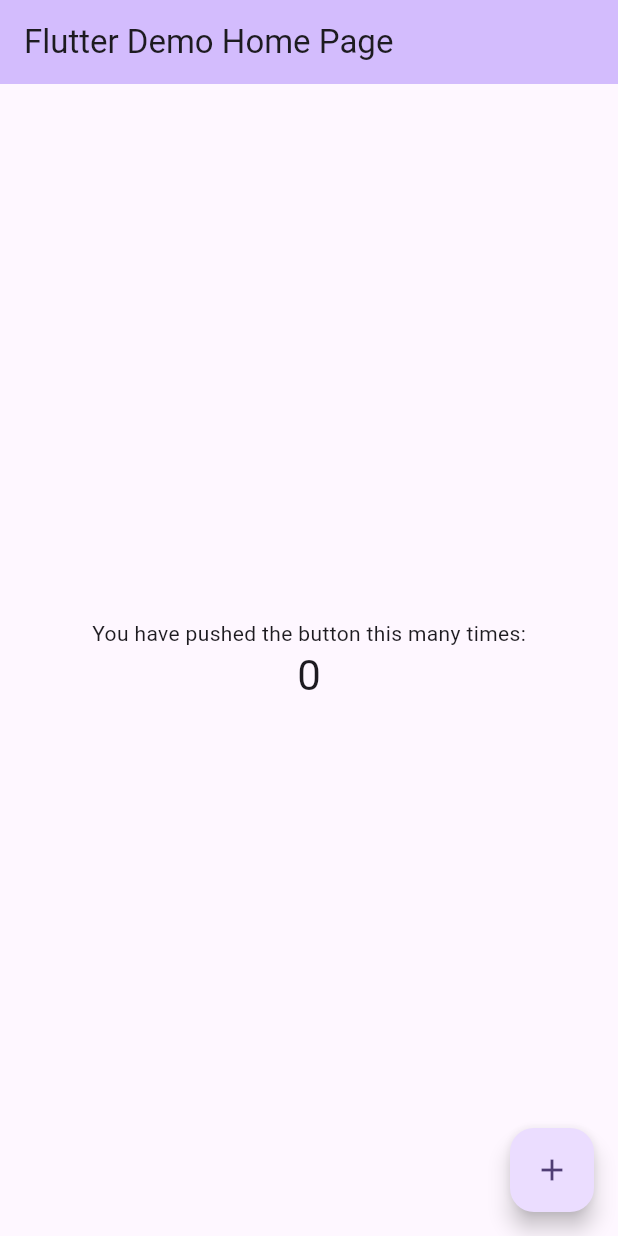
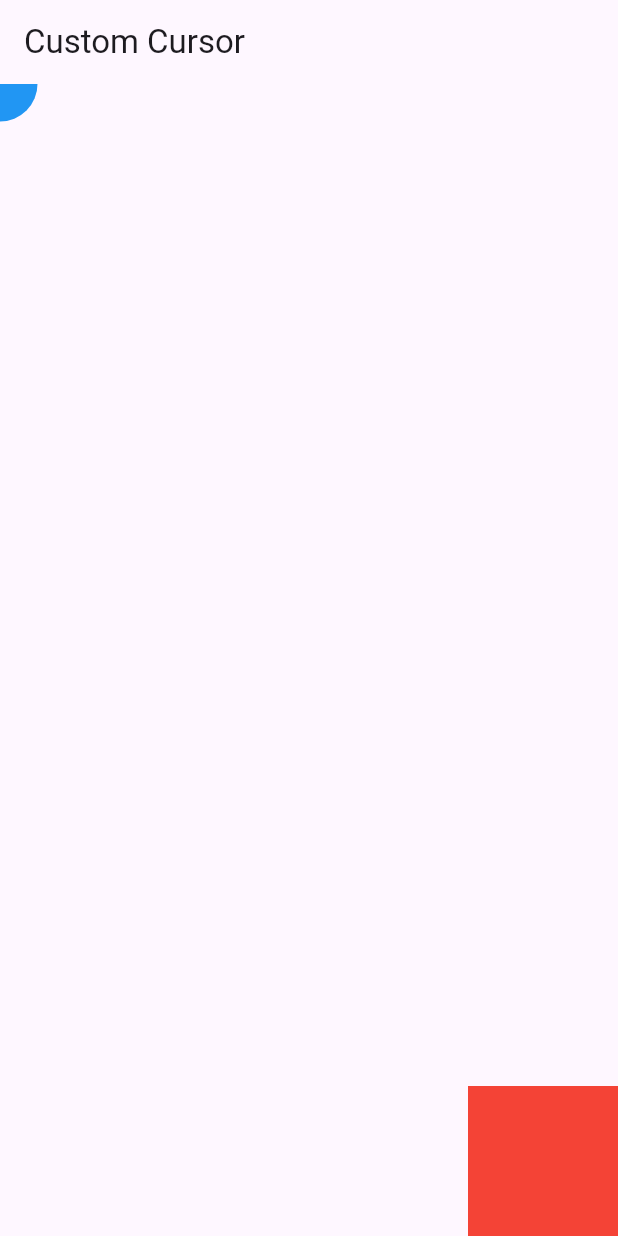
Before and after one commit to twhc20/one_handed_cursor, a Flutter app: the screen it shows after launch, on a phone screen of 412 x 824 dp. Run offline on Flutter 3.47's test engine with Material 3 defaults, Android fonts, the phone set to English and light mode, and no system bars.

Commit message:
Initial Cursor

```diff
--- a/lib/main.dart
+++ b/lib/main.dart
@@ -1,125 +1,85 @@
 import 'package:flutter/material.dart';
 
 void main() {
-  runApp(const MyApp());
+  runApp(MyApp());
 }
 
-class MyApp extends StatelessWidget {
-  const MyApp({super.key});
+class CustomCursorWidget extends StatefulWidget {
+  @override
+  _CustomCursorWidgetState createState() => _CustomCursorWidgetState();
+}
 
-  // This widget is the root of your application.
+class _CustomCursorWidgetState extends State<CustomCursorWidget> {
+  double cursorX = 0.0;
+  double cursorY = 0.0;
+
+  double boxWidth = 100.0;
+  double boxHeight = 100.0;
+
   @override
   Widget build(BuildContext context) {
-    return MaterialApp(
-      title: 'Flutter Demo',
-      theme: ThemeData(
-        // This is the theme of your application.
-        //
-        // TRY THIS: Try running your application with "flutter run". You'll see
-        // the application has a purple toolbar. Then, without quitting the app,
-        // try changing the seedColor in the colorScheme below to Colors.green
-        // and then invoke "hot reload" (save your changes or press the "hot
-        // reload" button in a Flutter-supported IDE, or press "r" if you used
-        // the command line to start the app).
-        //
-        // Notice that the counter didn't reset back to zero; the application
-        // state is not lost during the reload. To reset the state, use hot
-        // restart instead.
-        //
-        // This works for code too, not just values: Most code changes can be
-        // tested with just a hot reload.
-        colorScheme: ColorScheme.fromSeed(seedColor: Colors.deepPurple),
-        useMaterial3: true,
+    return GestureDetector(
+      onPanUpdate: (details) {
+        double newX = cursorX + details.delta.dx;
+        double newY = cursorY + details.delta.dy;
+
+        // Ensure cursor stays within the rectangular box
+        if (newX >= 0 && newX <= MediaQuery.of(context).size.width - boxWidth) {
+          cursorX = newX;
+        }
+
+        if (newY >= 0 && newY <= MediaQuery.of(context).size.height - boxHeight) {
+          cursorY = newY;
+        }
+
+        setState(() {});
+      },
+      child: Scaffold(
+        body: Stack(
+          children: [
+            // Your background content goes here
+
+            // Rectangular box
+            Positioned(
+              bottom: 0,
+              right: 0,
+              child: Container(
+                width: boxWidth,
+                height: boxHeight,
+                color: Colors.red,
+              ),
+            ),
+
+            // Custom cursor
+            Positioned(
+              left: cursorX - 25,
+              top: cursorY - 25,
+              child: Container(
+                width: 50,
+                height: 50,
+                decoration: BoxDecoration(
+                  color: Colors.blue,
+                  shape: BoxShape.circle,
+                ),
+              ),
+            ),
+          ],
+        ),
       ),
-      home: const MyHomePage(title: 'Flutter Demo Home Page'),
     );
   }
 }
 
-class MyHomePage extends StatefulWidget {
-  const MyHomePage({super.key, required this.title});
-
-  // This widget is the home page of your application. It is stateful, meaning
-  // that it has a State object (defined below) that contains fields that affect
-  // how it looks.
-
-  // This class is the configuration for the state. It holds the values (in this
-  // case the title) provided by the parent (in this case the App widget) and
-  // used by the build method of the State. Fields in a Widget subclass are
-  // always marked "final".
-
-  final String title;
-
-  @override
-  State<MyHomePage> createState() => _MyHomePageState();
-}
-
-class _MyHomePageState extends State<MyHomePage> {
-  int _counter = 0;
-
-  void _incrementCounter() {
-    setState(() {
-      // This call to setState tells the Flutter framework that something has
-      // changed in this State, which causes it to rerun the build method below
-      // so that the display can reflect the updated values. If we changed
-      // _counter without calling setState(), then the build method would not be
-      // called again, and so nothing would appear to happen.
-      _counter++;
-    });
-  }
-
+class MyApp extends StatelessWidget {
   @override
   Widget build(BuildContext context) {
-    // This method is rerun every time setState is called, for instance as done
-    // by the _incrementCounter method above.
-    //
-    // The Flutter framework has been optimized to make rerunning build methods
-    // fast, so that you can just rebuild anything that needs updating rather
-    // than having to individually change instances of widgets.
-    return Scaffold(
-      appBar: AppBar(
-        // TRY THIS: Try changing the color here to a specific color (to
-        // Colors.amber, perhaps?) and trigger a hot reload to see the AppBar
-        // change color while the other colors stay the same.
-        backgroundColor: Theme.of(context).colorScheme.inversePrimary,
-        // Here we take the value from the MyHomePage object that was created by
-        // the App.build method, and use it to set our appbar title.
-        title: Text(widget.title),
+    return MaterialApp(
+      home: Scaffold(
+        appBar: AppBar(
+          title: Text('Custom Cursor'),
+        ),
+        body: CustomCursorWidget(),
       ),
-      body: Center(
-        // Center is a layout widget. It takes a single child and positions it
-        // in the middle of the parent.
-        child: Column(
-          // Column is also a layout widget. It takes a list of children and
-          // arranges them vertically. By default, it sizes itself to fit its
-          // children horizontally, and tries to be as tall as its parent.
-          //
-          // Column has various properties to control how it sizes itself and
-          // how it positions its children. Here we use mainAxisAlignment to
-          // center the children vertically; the main axis here is the vertical
-          // axis because Columns are vertical (the cross axis would be
-          // horizontal).
-          //
-          // TRY THIS: Invoke "debug painting" (choose the "Toggle Debug Paint"
-          // action in the IDE, or press "p" in the console), to see the
-          // wireframe for each widget.
-          mainAxisAlignment: MainAxisAlignment.center,
-          children: <Widget>[
-            const Text(
-              'You have pushed the button this many times:',
-            ),
-            Text(
-              '$_counter',
-              style: Theme.of(context).textTheme.headlineMedium,
-            ),
-          ],
-        ),
-      ),
-      floatingActionButton: FloatingActionButton(
-        onPressed: _incrementCounter,
-        tooltip: 'Increment',
-        child: const Icon(Icons.add),
-      ), // This trailing comma makes auto-formatting nicer for build methods.
     );
   }
 }
```
